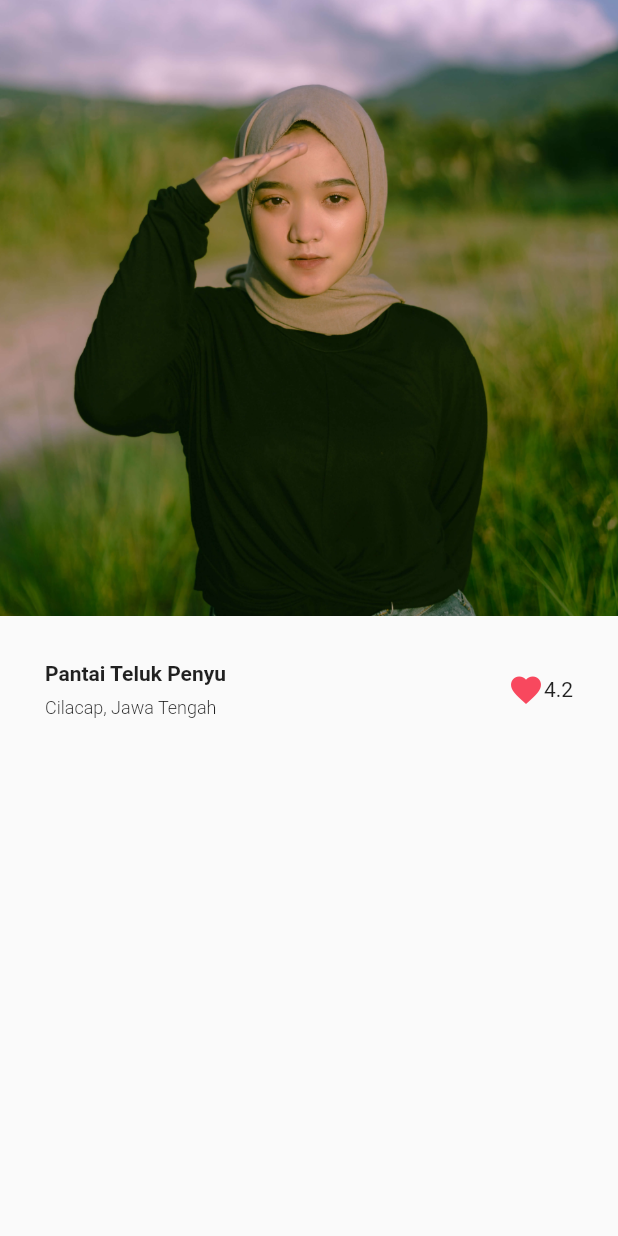
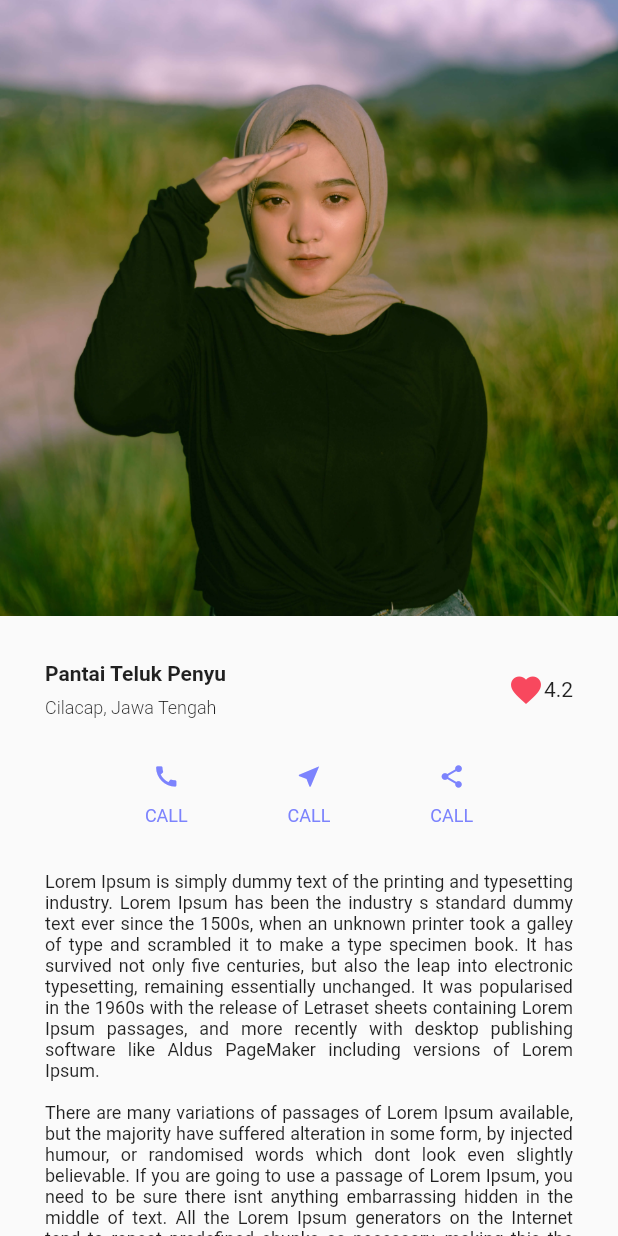
Before and after one commit to ekobudigs/bwa-flutter-basic, a Flutter app: the screen it shows after launch, on a phone screen of 412 x 824 dp. Run offline on Flutter 3.47's test engine with Material 2 defaults, Android fonts, the phone set to English and light mode, and no system bars.

Commit message:
selesai basic 6

```diff
--- a/lib/home_page.dart
+++ b/lib/home_page.dart
@@ -5,6 +5,7 @@ class HomePage extends StatelessWidget {
   Widget build(BuildContext context) {
     return Scaffold(
       body: SafeArea(
+        child: SingleChildScrollView(
           child: Column(
             crossAxisAlignment: CrossAxisAlignment.start,
             children: [
@@ -48,8 +49,90 @@ class HomePage extends StatelessWidget {
                       ],
                     )
                   ],
-                )),
+                ),
+              ),
+              SizedBox(
+                height: 30,
+              ),
+              Padding(
+                padding: EdgeInsets.symmetric(
+                  horizontal: 30,
+                ),
+                child: Row(
+                  mainAxisAlignment: MainAxisAlignment.spaceEvenly,
+                  children: [
+                    Column(
+                      children: [
+                        Icon(
+                          Icons.call,
+                          color: Color(0XFF7C83FD),
+                          size: 18,
+                        ),
+                        SizedBox(
+                          height: 10,
+                        ),
+                        Text(
+                          'CALL',
+                          style: TextStyle(
+                            color: Color(0XFF7C83FD),
+                            fontSize: 12,
+                          ),
+                        )
                       ],
+                    ),
+                    Column(
+                      children: [
+                        Icon(
+                          Icons.near_me,
+                          color: Color(0XFF7C83FD),
+                          size: 18,
+                        ),
+                        SizedBox(
+                          height: 10,
+                        ),
+                        Text(
+                          'CALL',
+                          style: TextStyle(
+                            color: Color(0XFF7C83FD),
+                            fontSize: 12,
+                          ),
+                        )
+                      ],
+                    ),
+                    Column(
+                      children: [
+                        Icon(
+                          Icons.share,
+                          color: Color(0XFF7C83FD),
+                          size: 18,
+                        ),
+                        SizedBox(
+                          height: 10,
+                        ),
+                        Text(
+                          'CALL',
+                          style: TextStyle(
+                            color: Color(0XFF7C83FD),
+                            fontSize: 12,
+                          ),
+                        )
+                      ],
+                    ),
+                  ],
+                ),
+              ),
+              SizedBox(
+                height: 30,
+              ),
+              Padding(
+                  padding: EdgeInsets.symmetric(horizontal: 30),
+                  child: Text(
+                    'Lorem Ipsum is simply dummy text of the printing and typesetting industry. Lorem Ipsum has been the industry s standard dummy text ever since the 1500s, when an unknown printer took a galley of type and scrambled it to make a type specimen book. It has survived not only five centuries, but also the leap into electronic typesetting, remaining essentially unchanged. It was popularised in the 1960s with the release of Letraset sheets containing Lorem Ipsum passages, and more recently with desktop publishing software like Aldus PageMaker including versions of Lorem Ipsum. \n\nThere are many variations of passages of Lorem Ipsum available, but the majority have suffered alteration in some form, by injected humour, or randomised words which dont look even slightly believable. If you are going to use a passage of Lorem Ipsum, you need to be sure there isnt anything embarrassing hidden in the middle of text. All the Lorem Ipsum generators on the Internet tend to repeat predefined chunks as necessary, making this the first true generator on the Internet. It uses a dictionary of over 200 Latin words, combined with a handful of model sentence structures, to generate Lorem Ipsum which looks reasonable. The generated Lorem Ipsum is therefore always free from repetition, injected humour, or non-characteristic words etc.',
+                    style: TextStyle(fontSize: 12),
+                    textAlign: TextAlign.justify,
+                  ))
+            ],
+          ),
         ),
       ),
     );
```
Lines whose indentation alone changed are shown as unchanged.
